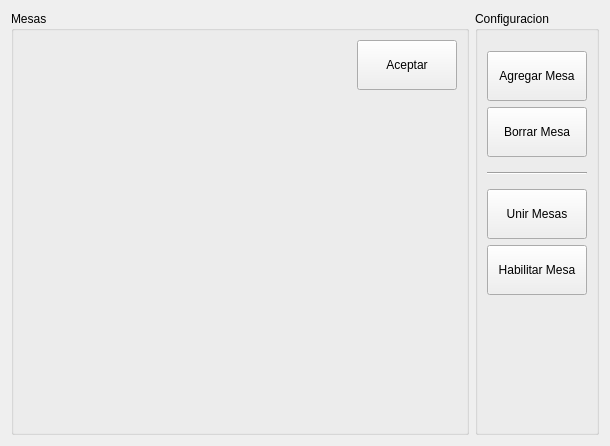
Before: the Qt Designer form nostro/ventas/mesas_venta.ui in manuell12/CafeNostro, drawn with Qt 5.
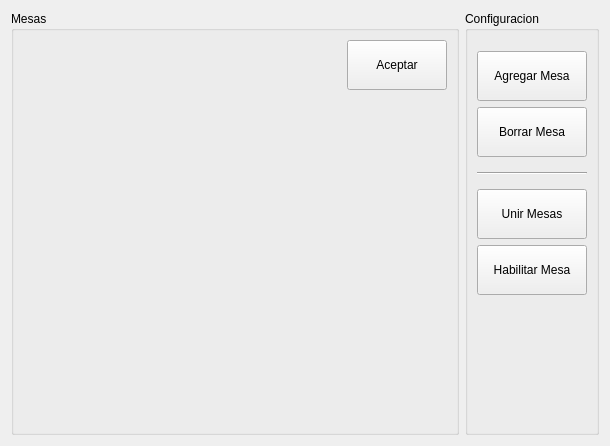
After: the same form once the commit is applied.

What changed in the file:
```diff
--- a/nostro/ventas/mesas_venta.ui
+++ b/nostro/ventas/mesas_venta.ui
@@ -223,7 +223,7 @@
        <widget class="QPushButton" name="pushButton_habilitar">
         <property name="minimumSize">
          <size>
-          <width>100</width>
+          <width>110</width>
           <height>50</height>
          </size>
         </property>
```
